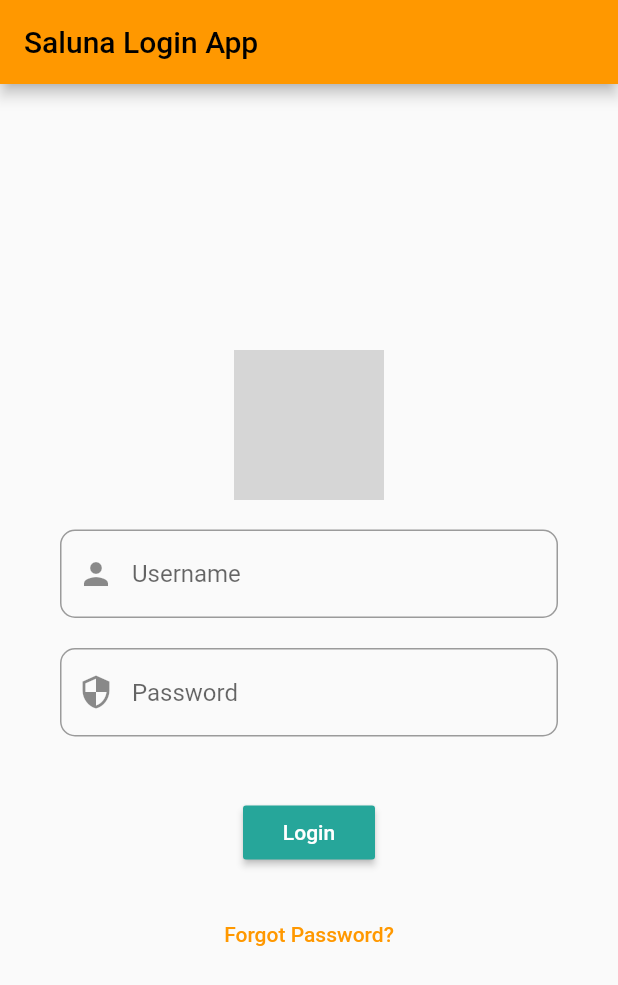
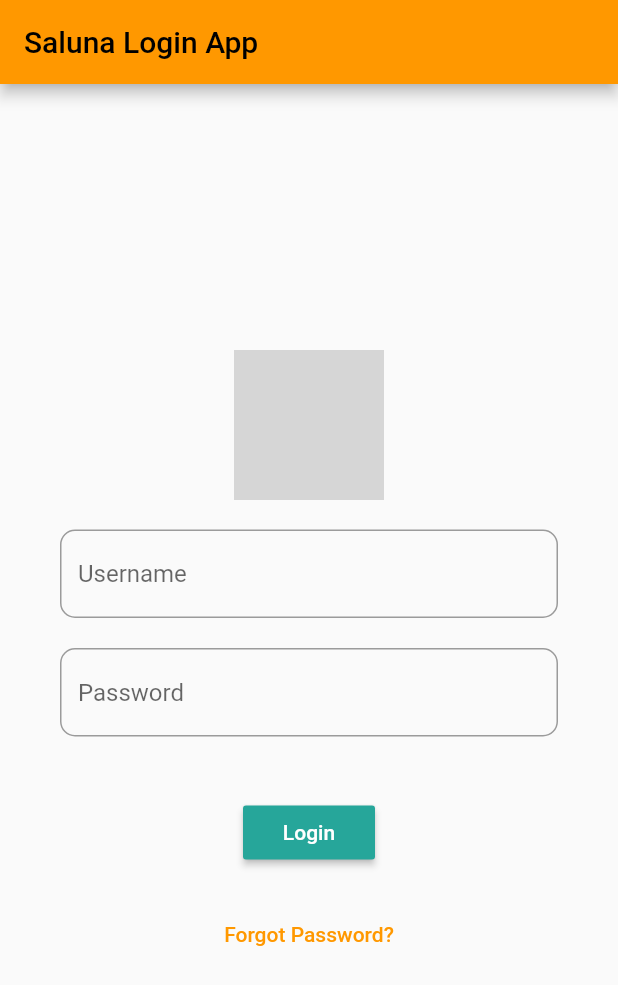
Before and after one commit to salunaalavi/Prak_TPM, a Flutter app: the screen it shows after launch, on a phone screen of 412 x 824 dp. Shown: the top 985 px of the screen. Run offline on Flutter 3.47's test engine with Material 2 defaults, Android fonts, the phone set to English and light mode, and no system bars; grey boxes are pictures that could not be loaded.

Commit message:
Update loginPage.dart

```diff
--- a/lib/loginPage.dart
+++ b/lib/loginPage.dart
@@ -24,7 +24,6 @@ class LoginPageState extends State<LoginPage> {
             const Padding(padding: EdgeInsets.only(top: 20.0)),
             const TextField(
               decoration: InputDecoration(
-                prefixIcon: Icon(Icons.person),
                 border: OutlineInputBorder(
                   borderRadius: BorderRadius.all(
                     Radius.circular(10.0),
@@ -36,7 +35,6 @@ class LoginPageState extends State<LoginPage> {
             const Padding(padding: EdgeInsets.only(top: 20.0)),
             const TextField(
               decoration: InputDecoration(
-                prefixIcon: Icon(Icons.security),
                 border: OutlineInputBorder(
                   borderRadius: BorderRadius.all(
                     Radius.circular(10.0),
@@ -77,7 +75,7 @@ class LogoImageAssets extends StatelessWidget {
 
   @override
   Widget build(BuildContext context) {
-    AssetImage assetImage = const AssetImage('assets/img/icon-arrow-down.svg');
+    AssetImage assetImage = const AssetImage('assets/img/corn.png');
 
     Image image = Image(image: assetImage, height: 100, width: 100);
     return Container(
```
